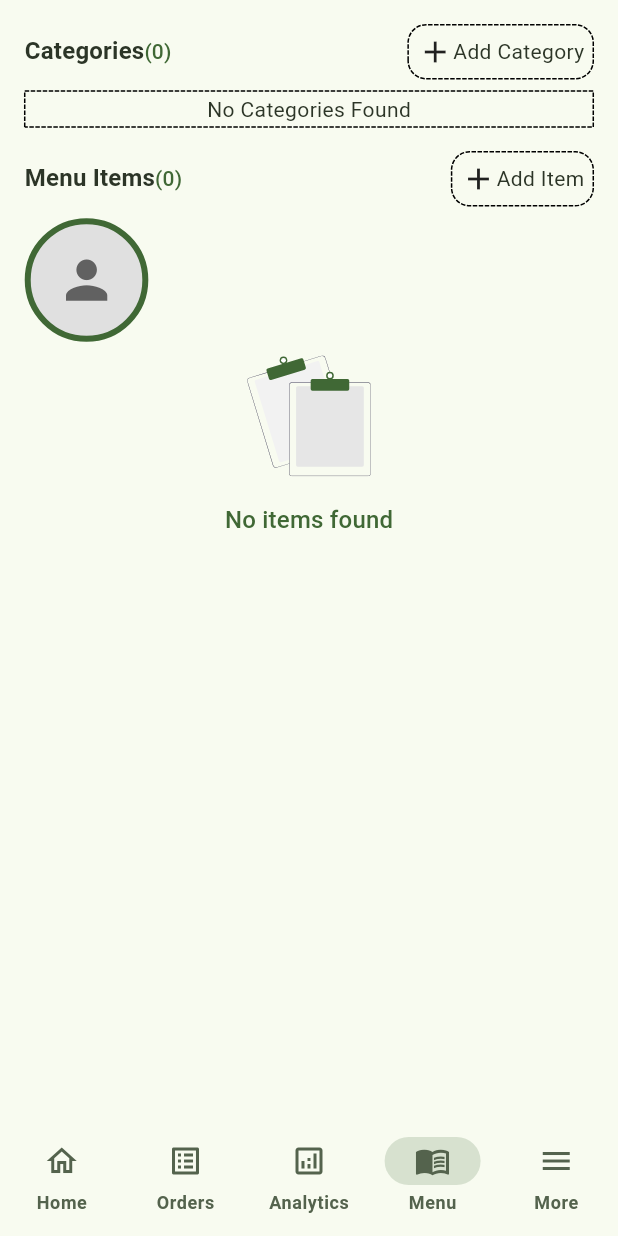
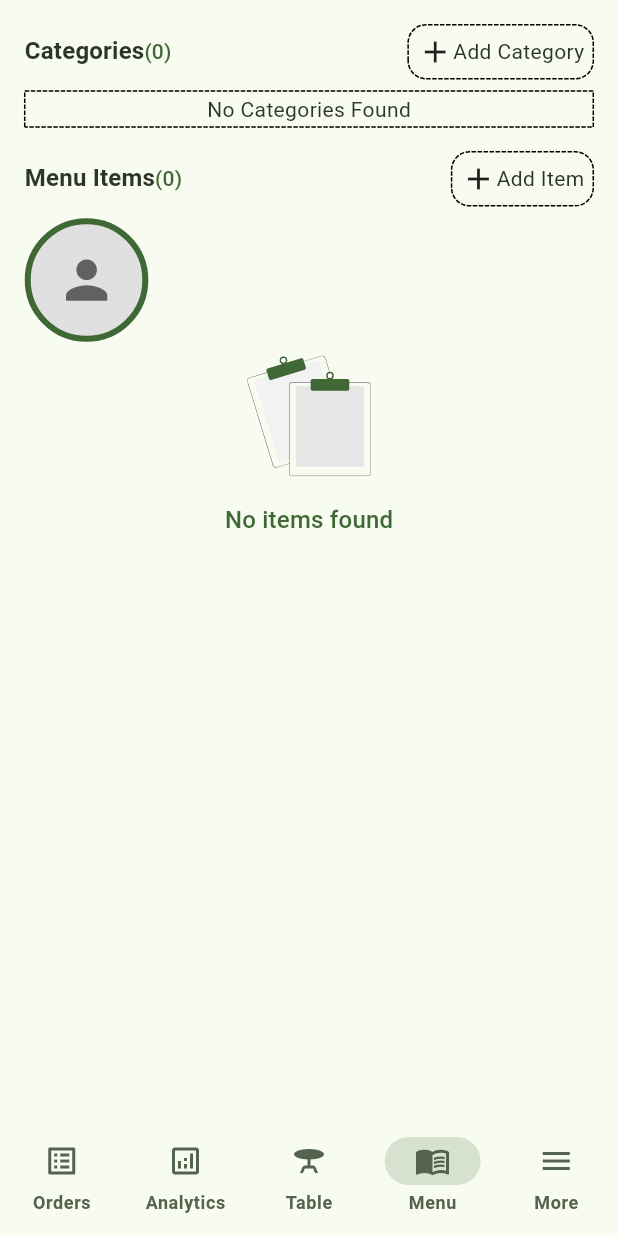
Before and after one commit to Pavel401/DineSync, a Flutter app: the AdminHomeView screen opened directly, item 4 of the bottom bar chosen, on a phone screen of 412 x 824 dp. Run offline on Flutter 3.47's test engine with Material 3 defaults, Android fonts, the phone set to English and light mode, and no system bars; drawn by our look-alikes of dotted_border, readmore; our stand-ins replace cached_network_image, cloud_firestore, dotted_line, equatable, firebase_analytics, firebase_auth and 19 more; missing offline and left inert: flutter_swipe_button, niimbot_label_printer; accounts and stored records are empty.

Commit message:
Add OrderView to AdminHomeView and update navigation labels

```diff
--- a/lib/app/modules/Admin App/Home/views/home_view.dart
+++ b/lib/app/modules/Admin App/Home/views/home_view.dart
@@ -4,6 +4,7 @@ import 'package:cho_nun_btk/app/modules/Admin%20App/Analytics/views/admin_analyt
 import 'package:cho_nun_btk/app/modules/Admin%20App/Home/controller/home_controller.dart';
 import 'package:cho_nun_btk/app/modules/Admin%20App/Menu/views/menu_view.dart';
 import 'package:cho_nun_btk/app/modules/Admin%20App/More/view/more_view.dart';
+import 'package:cho_nun_btk/app/modules/Admin%20App/Orders/views/order_view.dart';
 import 'package:cho_nun_btk/app/modules/Auth/controllers/auth_controller.dart';
 import 'package:flutter/material.dart';
 import 'package:get/get.dart';
@@ -25,10 +26,12 @@ class AdminHomeView extends StatelessWidget {
           () => IndexedStack(
             index: homeController.currentIndex.value,
             children: [
+              // Container(),
+              // Placeholder(),
+              OrderView(),
+              AdminAnalyticsView(),
               Container(),
-              // Placeholder(),
-              Container(),
-              AdminAnalyticsView(),
+
               MenuView(),
 
               AdminMoreView(),
@@ -68,15 +71,6 @@ class AdminHomeView extends StatelessWidget {
           destinations: <Widget>[
             NavigationDestination(
               icon: Icon(
-                Icons.home_outlined,
-                color: themeProvider.isDarkMode
-                    ? AppColors.secondaryDark
-                    : AppColors.secondaryLight,
-              ),
-              label: 'Home',
-            ),
-            NavigationDestination(
-              icon: Icon(
                 Icons.list_alt_outlined,
                 color: themeProvider.isDarkMode
                     ? AppColors.secondaryDark
@@ -92,6 +86,15 @@ class AdminHomeView extends StatelessWidget {
                     : AppColors.secondaryLight,
               ),
               label: 'Analytics',
+            ),
+            NavigationDestination(
+              icon: Icon(
+                Icons.table_bar,
+                color: themeProvider.isDarkMode
+                    ? AppColors.secondaryDark
+                    : AppColors.secondaryLight,
+              ),
+              label: 'Table',
             ),
             NavigationDestination(
               icon: Icon(
```
